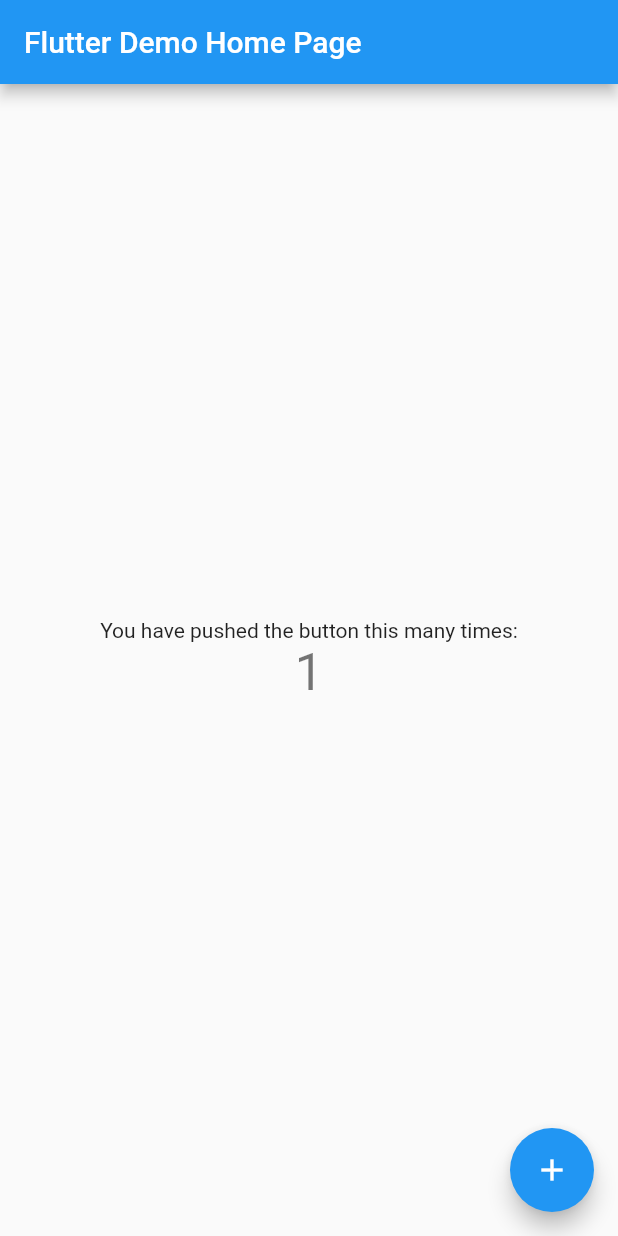
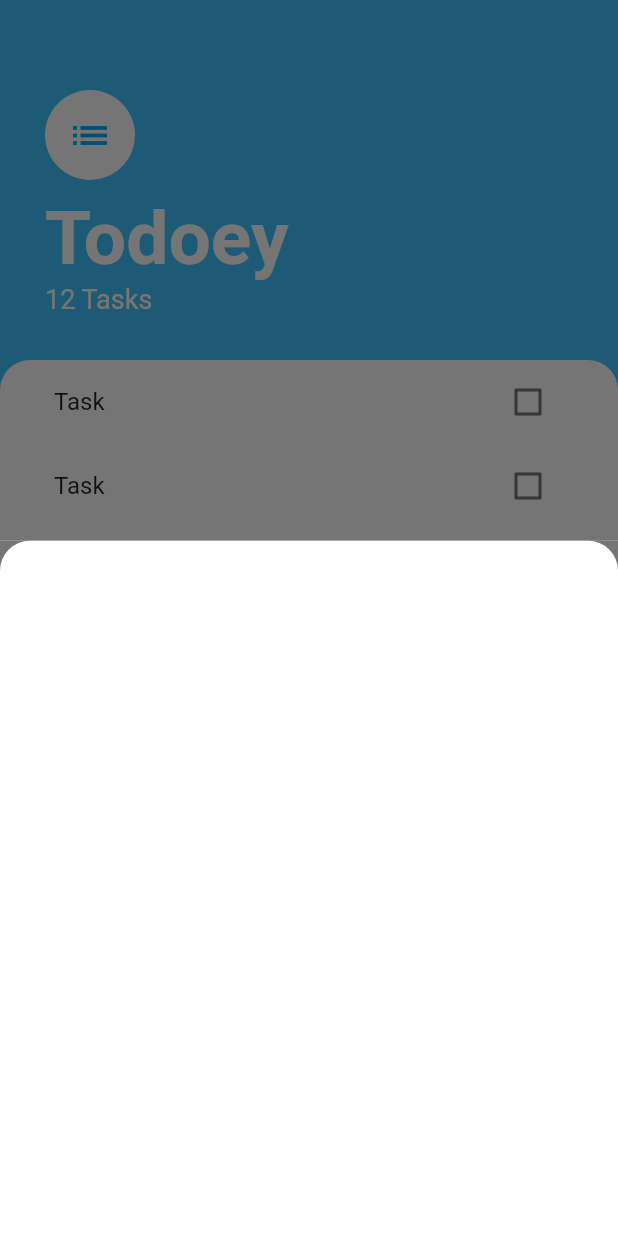
Before and after one commit to SpiriDs/FlutterToDo, a Flutter app: the screen it shows after launch, after a tap on the "add" icon, on a phone screen of 412 x 824 dp. Run offline on Flutter 3.47's test engine with Material 2 defaults, Android fonts, the phone set to English and light mode, and no system bars.

Commit message:
Implement the design

```diff
--- a/lib/main.dart
+++ b/lib/main.dart
@@ -1,4 +1,5 @@
 import 'package:flutter/material.dart';
+import 'package:flutter_todo/screens/tasks_screen.dart';
 
 void main() => runApp(MyApp());
 
@@ -7,105 +8,7 @@ class MyApp extends StatelessWidget {
   @override
   Widget build(BuildContext context) {
     return MaterialApp(
-      title: 'Flutter Demo',
-      theme: ThemeData(
-        // This is the theme of your application.
-        //
-        // Try running your application with "flutter run". You'll see the
-        // application has a blue toolbar. Then, without quitting the app, try
-        // changing the primarySwatch below to Colors.green and then invoke
-        // "hot reload" (press "r" in the console where you ran "flutter run",
-        // or simply save your changes to "hot reload" in a Flutter IDE).
-        // Notice that the counter didn't reset back to zero; the application
-        // is not restarted.
-        primarySwatch: Colors.blue,
-      ),
-      home: MyHomePage(title: 'Flutter Demo Home Page'),
+      home: TasksScreen(),
     );
   }
 }
-
-class MyHomePage extends StatefulWidget {
-  MyHomePage({Key key, this.title}) : super(key: key);
-
-  // This widget is the home page of your application. It is stateful, meaning
-  // that it has a State object (defined below) that contains fields that affect
-  // how it looks.
-
-  // This class is the configuration for the state. It holds the values (in this
-  // case the title) provided by the parent (in this case the App widget) and
-  // used by the build method of the State. Fields in a Widget subclass are
-  // always marked "final".
-
-  final String title;
-
-  @override
-  _MyHomePageState createState() => _MyHomePageState();
-}
-
-class _MyHomePageState extends State<MyHomePage> {
-  int _counter = 0;
-
-  void _incrementCounter() {
-    setState(() {
-      // This call to setState tells the Flutter framework that something has
-      // changed in this State, which causes it to rerun the build method below
-      // so that the display can reflect the updated values. If we changed
-      // _counter without calling setState(), then the build method would not be
-      // called again, and so nothing would appear to happen.
-      _counter++;
-    });
-  }
-
-  @override
-  Widget build(BuildContext context) {
-    // This method is rerun every time setState is called, for instance as done
-    // by the _incrementCounter method above.
-    //
-    // The Flutter framework has been optimized to make rerunning build methods
-    // fast, so that you can just rebuild anything that needs updating rather
-    // than having to individually change instances of widgets.
-    return Scaffold(
-      appBar: AppBar(
-        // Here we take the value from the MyHomePage object that was created by
-        // the App.build method, and use it to set our appbar title.
-        title: Text(widget.title),
-      ),
-      body: Center(
-        // Center is a layout widget. It takes a single child and positions it
-        // in the middle of the parent.
-        child: Column(
-          // Column is also layout widget. It takes a list of children and
-          // arranges them vertically. By default, it sizes itself to fit its
-          // children horizontally, and tries to be as tall as its parent.
-          //
-          // Invoke "debug painting" (press "p" in the console, choose the
-          // "Toggle Debug Paint" action from the Flutter Inspector in Android
-          // Studio, or the "Toggle Debug Paint" command in Visual Studio Code)
-          // to see the wireframe for each widget.
-          //
-          // Column has various properties to control how it sizes itself and
-          // how it positions its children. Here we use mainAxisAlignment to
-          // center the children vertically; the main axis here is the vertical
-          // axis because Columns are vertical (the cross axis would be
-          // horizontal).
-          mainAxisAlignment: MainAxisAlignment.center,
-          children: <Widget>[
-            Text(
-              'You have pushed the button this many times:',
-            ),
-            Text(
-              '$_counter',
-              style: Theme.of(context).textTheme.display1,
-            ),
-          ],
-        ),
-      ),
-      floatingActionButton: FloatingActionButton(
-        onPressed: _incrementCounter,
-        tooltip: 'Increment',
-        child: Icon(Icons.add),
-      ), // This trailing comma makes auto-formatting nicer for build methods.
-    );
-  }
-}
--- /dev/null
+++ b/lib/screens/add_task_screen.dart
@@ -0,0 +1,19 @@
+import 'package:flutter/material.dart';
+
+class AddTaskScreen extends StatelessWidget {
+  @override
+  Widget build(BuildContext context) {
+    return Container(
+      color: Color(0xff757575),
+      child: Container(
+        decoration: BoxDecoration(
+          borderRadius: BorderRadius.only(
+            topLeft: Radius.circular(20.0),
+            topRight: Radius.circular(20.0),
+          ),
+          color: Colors.white,
+        ),
+      ),
+    );
+  }
+}
--- /dev/null
+++ b/lib/screens/tasks_screen.dart
@@ -0,0 +1,74 @@
+import 'package:flutter/material.dart';
+import 'package:flutter_todo/screens/add_task_screen.dart';
+import 'package:flutter_todo/widgets/tasks_list.dart';
+
+class TasksScreen extends StatelessWidget {
+  @override
+  Widget build(BuildContext context) {
+    return Scaffold(
+      backgroundColor: Colors.lightBlueAccent,
+      floatingActionButton: FloatingActionButton(
+        backgroundColor: Colors.lightBlueAccent,
+        child: Icon(Icons.add),
+        onPressed: () {
+          showModalBottomSheet(
+              context: context, builder: (context) => AddTaskScreen());
+        },
+      ),
+      body: Column(
+        crossAxisAlignment: CrossAxisAlignment.start,
+        children: <Widget>[
+          Container(
+            padding: EdgeInsets.only(
+                top: 60.0, right: 30.0, bottom: 30.0, left: 30.0),
+            child: Column(
+              crossAxisAlignment: CrossAxisAlignment.start,
+              children: <Widget>[
+                CircleAvatar(
+                  backgroundColor: Colors.white,
+                  radius: 30.0,
+                  child: Icon(
+                    Icons.list,
+                    size: 30.0,
+                    color: Colors.lightBlue,
+                  ),
+                ),
+                SizedBox(
+                  height: 10.0,
+                ),
+                Text(
+                  'Todoey',
+                  style: TextStyle(
+                      color: Colors.white,
+                      fontSize: 50.0,
+                      fontWeight: FontWeight.w700),
+                ),
+                Text(
+                  '12 Tasks',
+                  style: TextStyle(
+                    color: Colors.white,
+                    fontSize: 18,
+                  ),
+                ),
+              ],
+            ),
+          ),
+          Expanded(
+            child: Container(
+              padding: EdgeInsets.symmetric(horizontal: 20.0),
+              height: 300.0,
+              decoration: BoxDecoration(
+                color: Colors.white,
+                borderRadius: BorderRadius.only(
+                  topLeft: Radius.circular(20.0),
+                  topRight: Radius.circular(20.0),
+                ),
+              ),
+              child: TasksList(),
+            ),
+          ),
+        ],
+      ),
+    );
+  }
+}
--- /dev/null
+++ b/lib/widgets/task_tile.dart
@@ -0,0 +1,16 @@
+import 'package:flutter/material.dart';
+
+class TaskTile extends StatelessWidget {
+  @override
+  Widget build(BuildContext context) {
+    return ListTile(
+      title: Text('Task'),
+      trailing: Checkbox(
+        value: false,
+        onChanged: (bool newValue) {
+          //TODO Implement functionality
+        },
+      ),
+    );
+  }
+}
--- /dev/null
+++ b/lib/widgets/tasks_list.dart
@@ -0,0 +1,15 @@
+import 'package:flutter/material.dart';
+import 'package:flutter_todo/widgets/task_tile.dart';
+
+class TasksList extends StatelessWidget {
+  @override
+  Widget build(BuildContext context) {
+    return ListView(
+      children: <Widget>[
+        TaskTile(),
+        TaskTile(),
+        TaskTile(),
+      ],
+    );
+  }
+}
```
